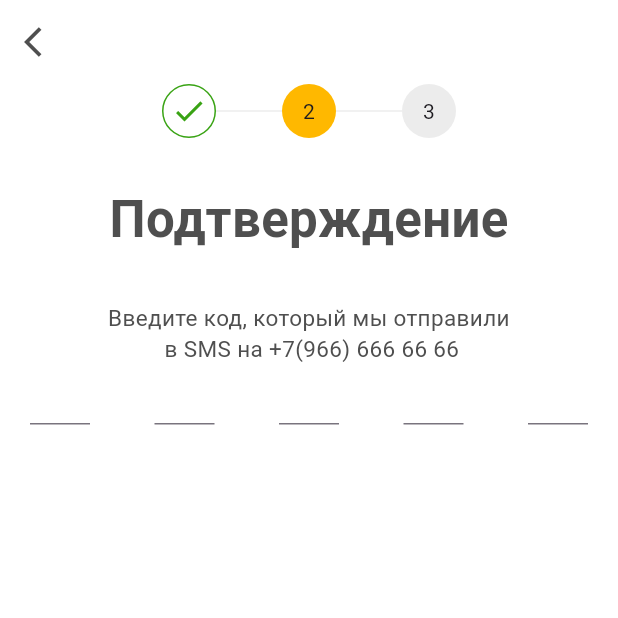
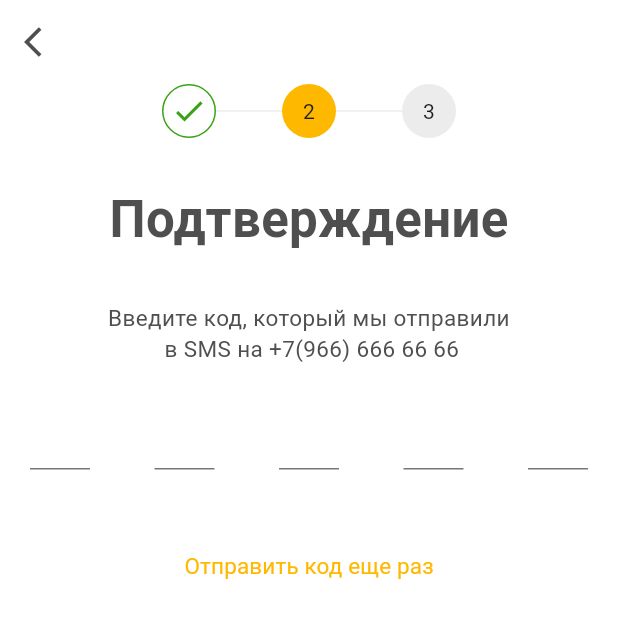
Before and after one commit to theivmatic/auth_test, a Flutter app: the screen it shows after launch, on a phone screen of 412 x 824 dp. Shown: the top 618 px of the screen. Run offline on Flutter 3.47's test engine with Material 3 defaults, Android fonts, the phone set to English and light mode, and no system bars; our stand-ins replace firebase_core; accounts and stored records are empty.

Commit message:
added text button to confirmation screen

```diff
--- a/lib/src/feature/auth/screens/confirmation_screen.dart
+++ b/lib/src/feature/auth/screens/confirmation_screen.dart
@@ -49,6 +49,7 @@ class ConfirmationScreen extends StatelessWidget {
                 style: TextStyles.subHeadline,
                 textAlign: TextAlign.center,
               ),
+              const SizedBox(height: 30),
               const Form(
                 child: Row(
                   mainAxisAlignment: MainAxisAlignment.spaceBetween,
@@ -61,6 +62,14 @@ class ConfirmationScreen extends StatelessWidget {
                   ],
                 ),
               ),
+              const SizedBox(height: 40),
+              TextButton(
+                onPressed: () {},
+                child: const Text(
+                  'Отправить код еще раз',
+                  style: TextStyles.textButtonText,
+                ),
+              ),
             ],
           ),
         ),
--- a/lib/theme.dart
+++ b/lib/theme.dart
@@ -36,6 +36,11 @@ abstract class TextStyles {
     fontWeight: FontWeight.w400,
     color: AppColors.darkGrey,
   );
+  static const textButtonText = TextStyle(
+    fontSize: 15,
+    fontWeight: FontWeight.w400,
+    color: AppColors.orange,
+  );
   static const inputDigits = TextStyle(
     fontSize: 28,
     fontWeight: FontWeight.w400,
```
